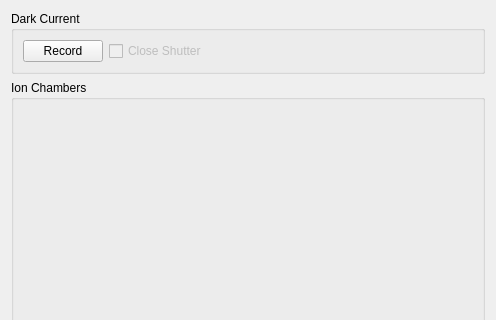
Before: the Qt Designer form src/firefly/voltmeters.ui in spc-group/haven, drawn with Qt 5; both pictures show x 0 to 496 and y 0 to 320 of the 496 by 696 pixel window.
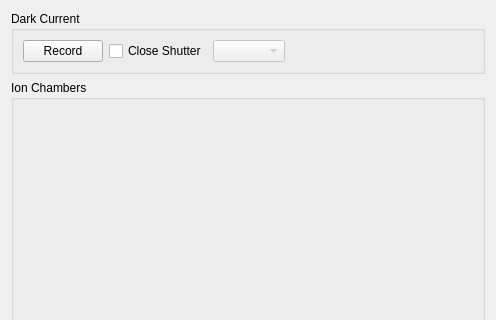
After: the same form once the commit is applied. Custom widgets are drawn as their Qt base class.

Commit message: Added back the shutter selector to the voltmeters display.

The edit to the form file:
```diff
--- a/src/firefly/voltmeters.ui
+++ b/src/firefly/voltmeters.ui
@@ -87,7 +87,7 @@
       <item>
        <widget class="QCheckBox" name="shutter_checkbox">
         <property name="enabled">
-         <bool>false</bool>
+         <bool>true</bool>
         </property>
         <property name="toolTip">
          <string>&lt;html&gt;&lt;head/&gt;&lt;body&gt;&lt;p&gt;Close the experimental experimental hutch shutter prior to recording dark current. &lt;/p&gt;&lt;p&gt;&lt;br/&gt;&lt;/p&gt;&lt;p&gt;&lt;span style=&quot; font-weight:600;&quot;&gt;This feature is disabled pending availability of shutter controls.&lt;/span&gt;&lt;/p&gt;&lt;/body&gt;&lt;/html&gt;</string>
@@ -103,6 +103,13 @@
         </property>
        </widget>
       </item>
+      <item>
+       <widget class="QComboBox" name="shutter_combobox">
+        <property name="enabled">
+         <bool>false</bool>
+        </property>
+       </widget>
+      </item>
       <item>
        <spacer name="horizontalSpacer">
         <property name="orientation">
```
Left out of the diff: 19 changed lines with no effect on the pictures. The commit also changes 2 other files.
